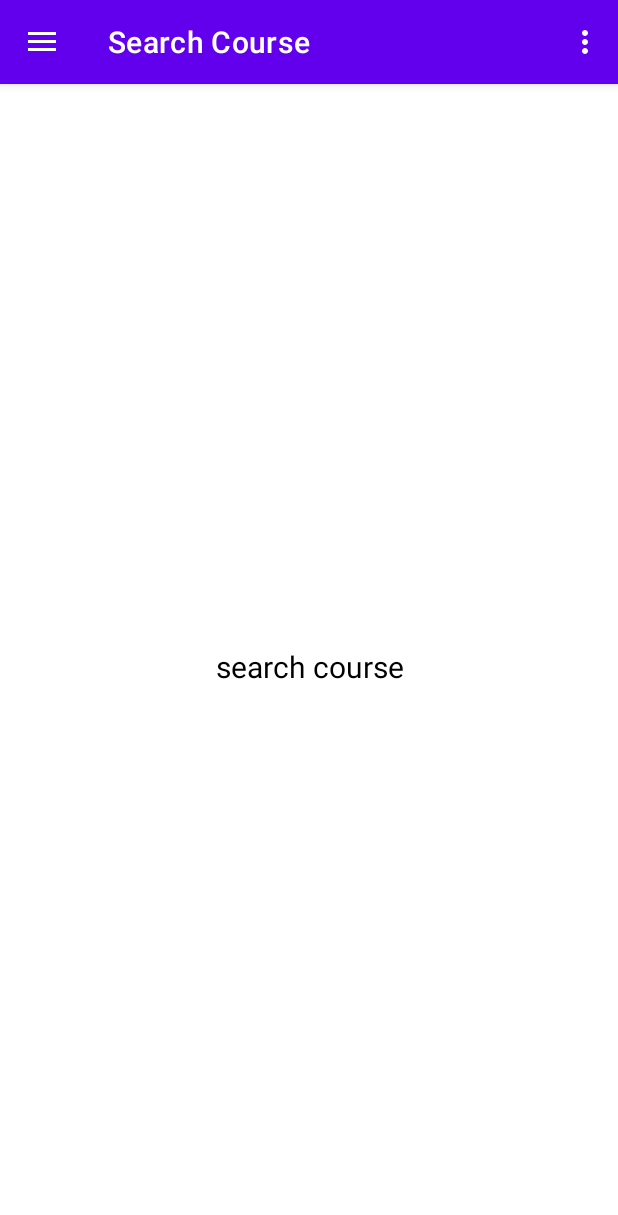
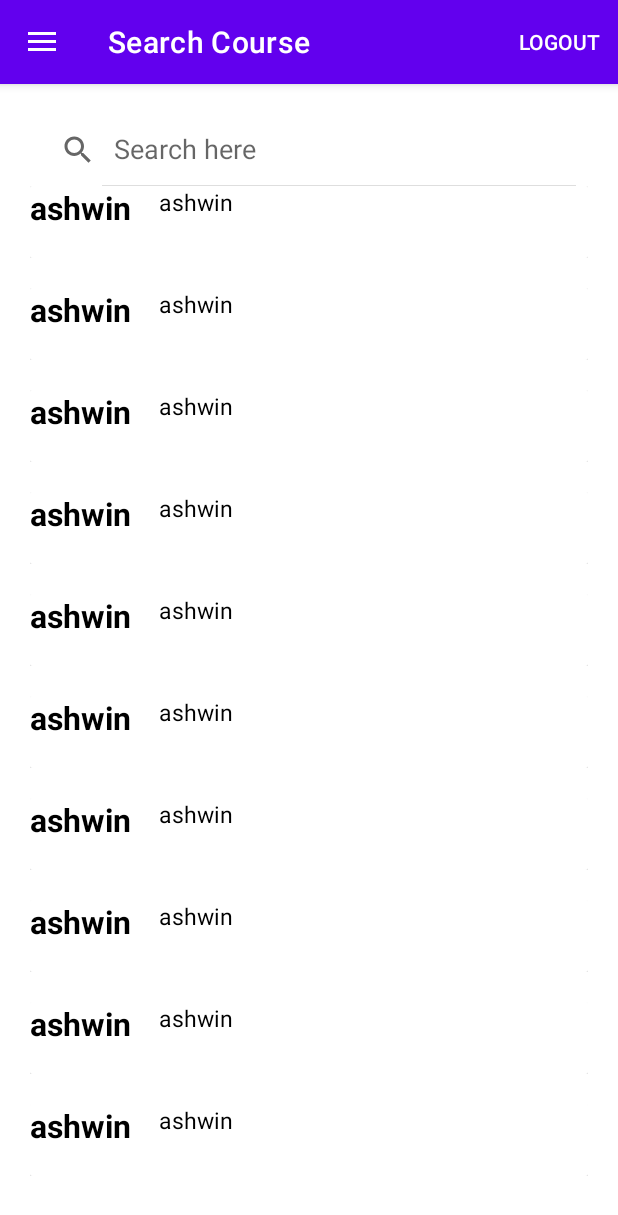
Before and after one commit to gmadhuri10/Automating-PhD-Admission-1, an Android app: the AdminDashboard screen opened directly, with no data from a screen before it, on a phone screen of 412 x 824 dp. Shown: the top 1215 px of the screen. Run offline under Robolectric (Android 15) with nearby library versions, the light colour scheme and no system bars; our stand-ins replace Firebase (no records; nobody signed in at launch, a user with empty details on screens opened directly), navigation-ui.

Commit message:
dummy recycler view

```diff
--- a/app/src/main/java/com/winash/uniapp/ui/SearchCourse/SearchCourse.java
+++ b/app/src/main/java/com/winash/uniapp/ui/SearchCourse/SearchCourse.java
@@ -4,17 +4,35 @@ import android.os.Bundle;
 import android.view.LayoutInflater;
 import android.view.View;
 import android.view.ViewGroup;
+import android.widget.ListView;
+import android.widget.SearchView;
+import android.widget.TextView;
 
 import androidx.annotation.NonNull;
 import androidx.fragment.app.Fragment;
+import androidx.recyclerview.widget.LinearLayoutManager;
+import androidx.recyclerview.widget.RecyclerView;
 
 import com.winash.uniapp.R;
+
+import java.util.ArrayList;
+
 public class SearchCourse extends Fragment {
-
+    private RecyclerView recycleview;
+    private SearchView search;
+    private ArrayList<String> list;
+    private String[] a={"ashwin","ashwin","ashwin","ashwin","ashwin","ashwin","ashwin","ashwin","ashwin","ashwin"};
+    private String[] b={"ashwin","ashwin","ashwin","ashwin","ashwin","ashwin","ashwin","ashwin","ashwin","ashwin"};
     public View onCreateView(@NonNull LayoutInflater inflater,
                              ViewGroup container, Bundle savedInstanceState) {
         View view = null;
         view = inflater.inflate(R.layout.fragment_search_course,container, false);
+        recycleview=(RecyclerView) view.findViewById(R.id.Search_Recycler_View);
+        search=(SearchView) view.findViewById(R.id.Search_course_field);
+        list=new ArrayList<>();
+        SearchCourseAdapter adapter= new SearchCourseAdapter(a,b,view.getContext());
+        recycleview.setAdapter(adapter);
+        recycleview.setLayoutManager(new LinearLayoutManager(view.getContext()));
         return view;
     }
 }
--- /dev/null
+++ b/app/src/main/java/com/winash/uniapp/ui/SearchCourse/SearchCourseAdapter.java
@@ -0,0 +1,52 @@
+package com.winash.uniapp.ui.SearchCourse;
+
+import android.content.Context;
+import android.view.LayoutInflater;
+import android.view.View;
+import android.view.ViewGroup;
+import android.widget.ImageView;
+import android.widget.TextView;
+
+import androidx.annotation.NonNull;
+import androidx.recyclerview.widget.RecyclerView;
+
+import com.winash.uniapp.R;
+
+public class SearchCourseAdapter extends RecyclerView.Adapter<SearchCourseAdapter.MyViewHolder> {
+    public String a[];
+    public String b[];
+    public Context context;
+    public SearchCourseAdapter(String a[],String b[],Context context){
+        this.a=a;
+        this.b=b;
+        this.context=context;
+    }
+    @NonNull
+    @Override
+    public MyViewHolder onCreateViewHolder(@NonNull ViewGroup parent, int viewType) {
+        LayoutInflater inflater=LayoutInflater.from(context);
+        View view=inflater.inflate(R.layout.my_search_row,parent,false);
+        return new MyViewHolder(view);
+    }
+
+    @Override
+    public void onBindViewHolder(@NonNull MyViewHolder holder, int position) {
+        holder.coursename.setText(a[position]);
+        holder.description.setText(b[position]);
+    }
+
+    @Override
+    public int getItemCount() {
+        return a.length;
+    }
+
+    public class MyViewHolder extends RecyclerView.ViewHolder {
+        TextView coursename,description;
+
+        public MyViewHolder(@NonNull View itemView) {
+            super(itemView);
+            coursename=itemView.findViewById(R.id.CourseNameDisplay);
+            description=itemView.findViewById(R.id.CourseDescriptionDisplay);
+        }
+    }
+}
--- a/app/src/main/res/layout/fragment_add_course.xml
+++ b/app/src/main/res/layout/fragment_add_course.xml
@@ -21,6 +21,7 @@
             android:layout_height="wrap_content"
             android:text="Enter the name of the course:"
             android:textSize="20dp"
+            android:layout_marginLeft="10dp"
             android:textColor="@color/black">
 
         </TextView>
@@ -30,7 +31,7 @@
             android:layout_height="wrap_content"
             android:inputType="textEmailAddress"
             android:textColor="@color/black"
-            android:textColorHint="@color/black"
+            android:textColorHint="#57000000"
             tools:ignore="TouchTargetSizeCheck"
             android:layout_gravity="center"
             android:layout_marginTop="10dp"
@@ -41,6 +42,7 @@
             android:layout_height="wrap_content"
             android:text="Enter the department of the course:"
             android:textSize="20dp"
+            android:layout_marginLeft="10dp"
             android:textColor="@color/black">
 
         </TextView>
@@ -52,7 +54,7 @@
             android:textColor="@color/black"
             tools:ignore="TouchTargetSizeCheck"
             android:layout_gravity="center"
-            android:textColorHint="@color/black"
+            android:textColorHint="#57000000"
             android:layout_marginTop="10dp"
             android:layout_marginBottom="10dp"
             android:hint="Enter Course Department"/>
@@ -61,7 +63,8 @@
             android:layout_height="wrap_content"
             android:text="Enter the duration of the course:"
             android:textSize="20dp"
-            android:textColor="@color/black">
+            android:textColor="@color/black"
+            android:layout_marginLeft="10dp">
 
         </TextView>
         <com.google.android.material.textfield.TextInputEditText
@@ -70,8 +73,9 @@
             android:layout_height="wrap_content"
             android:inputType="textEmailAddress"
             android:textColor="@color/black"
+
             tools:ignore="TouchTargetSizeCheck"
-            android:textColorHint="@color/black"
+            android:textColorHint="#57000000"
             android:layout_gravity="center"
             android:layout_marginTop="10dp"
             android:layout_marginBottom="10dp"
@@ -80,6 +84,7 @@
             android:layout_width="wrap_content"
             android:layout_height="wrap_content"
             android:text="Enter the outcome of the course:"
+            android:layout_marginLeft="10dp"
             android:textSize="20dp"
             android:textColor="@color/black">
 
@@ -92,7 +97,7 @@
             android:textColor="@color/black"
             tools:ignore="TouchTargetSizeCheck"
             android:layout_gravity="center"
-            android:textColorHint="@color/black"
+            android:textColorHint="#57000000"
             android:layout_marginTop="10dp"
             android:layout_marginBottom="10dp"
             android:hint="Enter Course OutCome"/>
@@ -100,6 +105,7 @@
             android:layout_width="wrap_content"
             android:layout_height="wrap_content"
             android:text="Enter the syllabus of the course:"
+            android:layout_marginLeft="10dp"
             android:textSize="20dp"
             android:textColor="@color/black">
 
@@ -111,7 +117,7 @@
             android:textColor="@color/black"
             tools:ignore="TouchTargetSizeCheck"
             android:layout_gravity="center"
-            android:textColorHint="@color/black"
+            android:textColorHint="#57000000"
             android:layout_marginTop="10dp"
             android:layout_marginBottom="10dp"
             android:inputType="textMultiLine"
@@ -120,6 +126,7 @@
             android:layout_width="wrap_content"
             android:layout_height="wrap_content"
             android:text="Enter the campus of the course:"
+            android:layout_marginLeft="10dp"
             android:textSize="20dp"
             android:textColor="@color/black">
 
@@ -131,7 +138,7 @@
             android:inputType="textEmailAddress"
             android:textColor="@color/black"
             tools:ignore="TouchTargetSizeCheck"
-            android:textColorHint="@color/black"
+            android:textColorHint="#57000000"
             android:layout_gravity="center"
             android:layout_marginTop="10dp"
             android:layout_marginBottom="10dp"
@@ -141,6 +148,7 @@
             android:layout_height="wrap_content"
             android:text="Enter the qualifying percentile of the course:"
             android:textSize="20dp"
+            android:layout_marginLeft="10dp"
             android:textColor="@color/black">
 
         </TextView>
@@ -162,7 +170,7 @@
                 android:id="@+id/InputCourse10th"
                 android:layout_width="wrap_content"
                 android:layout_height="wrap_content"
-                android:textColorHint="@color/black"
+                android:textColorHint="#57000000"
                 android:inputType="textEmailAddress"
                 android:textColor="@color/black"
                 tools:ignore="TouchTargetSizeCheck"
@@ -186,7 +194,7 @@
                 android:layout_height="wrap_content"
                 android:inputType="textEmailAddress"
                 android:textColor="@color/black"
-                android:textColorHint="@color/black"
+                android:textColorHint="#57000000"
                 tools:ignore="TouchTargetSizeCheck"
                 android:layout_gravity="center"
                 android:layout_marginTop="10dp"
@@ -215,7 +223,7 @@
                 android:textColor="@color/black"
                 tools:ignore="TouchTargetSizeCheck"
                 android:layout_gravity="center"
-                android:textColorHint="@color/black"
+                android:textColorHint="#57000000"
                 android:layout_marginTop="10dp"
                 android:layout_marginBottom="10dp"
                 android:hint="Eg:8.7"/>
@@ -234,7 +242,7 @@
                 android:layout_width="wrap_content"
                 android:layout_height="wrap_content"
                 android:inputType="textEmailAddress"
-                android:textColorHint="@color/black"
+                android:textColorHint="#57000000"
                 android:textColor="@color/black"
                 tools:ignore="TouchTargetSizeCheck"
                 android:layout_gravity="center"
--- a/app/src/main/res/layout/fragment_search_course.xml
+++ b/app/src/main/res/layout/fragment_search_course.xml
@@ -1,24 +1,31 @@
 <?xml version="1.0" encoding="utf-8"?>
-<androidx.constraintlayout.widget.ConstraintLayout xmlns:android="http://schemas.android.com/apk/res/android"
+<RelativeLayout xmlns:android="http://schemas.android.com/apk/res/android"
     xmlns:app="http://schemas.android.com/apk/res-auto"
     xmlns:tools="http://schemas.android.com/tools"
     android:layout_width="match_parent"
     android:layout_height="match_parent"
-    tools:context=".ui.SearchCourse.SearchCourse">
+    tools:context=".ui.SearchCourse.SearchCourse"
+    android:orientation="vertical"
+    android:background="@color/white"
+    android:padding="20dp"
+    >
 
-    <TextView
-        android:id="@+id/text_search_course"
+    <SearchView
         android:layout_width="match_parent"
         android:layout_height="wrap_content"
-        android:layout_marginStart="8dp"
-        android:layout_marginTop="8dp"
-        android:layout_marginEnd="8dp"
-        android:textAlignment="center"
-        android:textSize="20sp"
-        android:textColor="@color/black"
-        android:text="search course"
-        app:layout_constraintBottom_toBottomOf="parent"
-        app:layout_constraintEnd_toEndOf="parent"
-        app:layout_constraintStart_toStartOf="parent"
-        app:layout_constraintTop_toTopOf="parent" />
-</androidx.constraintlayout.widget.ConstraintLayout>
+        android:queryHint="Search here"
+        android:iconifiedByDefault="false"
+        android:id="@+id/Search_course_field">
+
+    </SearchView>
+
+    <androidx.recyclerview.widget.RecyclerView
+        android:id="@+id/Search_Recycler_View"
+        android:layout_width="match_parent"
+        android:layout_height="match_parent"
+        android:layout_below="@+id/Search_course_field"
+        >
+
+    </androidx.recyclerview.widget.RecyclerView>
+
+</RelativeLayout>
--- /dev/null
+++ b/app/src/main/res/layout/my_search_row.xml
@@ -0,0 +1,60 @@
+<?xml version="1.0" encoding="utf-8"?>
+<androidx.constraintlayout.widget.ConstraintLayout xmlns:android="http://schemas.android.com/apk/res/android"
+    xmlns:app="http://schemas.android.com/apk/res-auto"
+    xmlns:tools="http://schemas.android.com/tools"
+    android:layout_width="match_parent"
+    android:layout_height="wrap_content"
+    android:orientation="vertical"
+    android:background="@color/white"
+    android:paddingBottom="20dp">
+
+    <androidx.cardview.widget.CardView
+        android:layout_width="match_parent"
+        android:layout_height="wrap_content"
+        app:layout_constraintBottom_toBottomOf="parent"
+        app:layout_constraintEnd_toEndOf="parent"
+        app:layout_constraintStart_toStartOf="parent"
+        app:layout_constraintTop_toTopOf="parent"
+        android:background="@color/white">
+
+        <androidx.constraintlayout.widget.ConstraintLayout
+            android:layout_width="match_parent"
+            android:layout_height="match_parent"
+            android:background="@color/white">
+
+            <TextView
+                android:id="@+id/CourseNameDisplay"
+                android:layout_width="wrap_content"
+                android:layout_height="match_parent"
+                android:inputType="text"
+                android:minHeight="48dp"
+                android:text="Course Name"
+                android:textColor="@color/black"
+                android:textSize="21dp"
+                android:textStyle="bold"
+                app:layout_constraintBottom_toBottomOf="parent"
+                app:layout_constraintEnd_toEndOf="parent"
+                app:layout_constraintHorizontal_bias="0.0"
+                app:layout_constraintStart_toStartOf="parent"
+                app:layout_constraintTop_toTopOf="parent"
+                app:layout_constraintVertical_bias="0.0" />
+
+            <TextView
+                android:id="@+id/CourseDescriptionDisplay"
+                android:layout_width="wrap_content"
+                android:layout_height="wrap_content"
+                android:inputType="textMultiLine"
+                android:text="Description"
+                android:textColor="@color/black"
+                android:textSize="15dp"
+                app:layout_constraintBottom_toBottomOf="parent"
+                app:layout_constraintEnd_toEndOf="parent"
+                app:layout_constraintHorizontal_bias="0.072"
+                app:layout_constraintStart_toEndOf="@+id/CourseNameDisplay"
+                app:layout_constraintTop_toTopOf="parent"
+                app:layout_constraintVertical_bias="0.0" />
+
+
+        </androidx.constraintlayout.widget.ConstraintLayout>
+    </androidx.cardview.widget.CardView>
+</androidx.constraintlayout.widget.ConstraintLayout>
--- a/app/src/main/res/menu/admin_dashboard.xml
+++ b/app/src/main/res/menu/admin_dashboard.xml
@@ -6,6 +6,6 @@
         android:id="@+id/action_logout"
         android:orderInCategory="100"
         android:title="@string/action_logout"
-        app:showAsAction="never"
+        app:showAsAction="always"
         />
 </menu>
```
